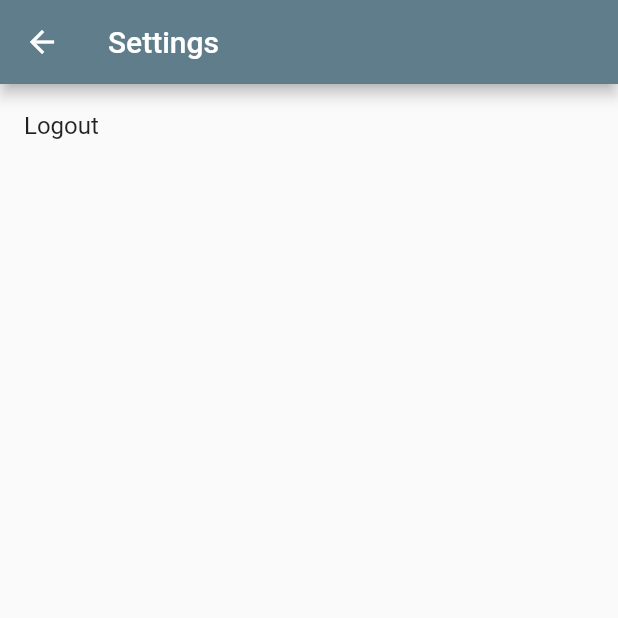
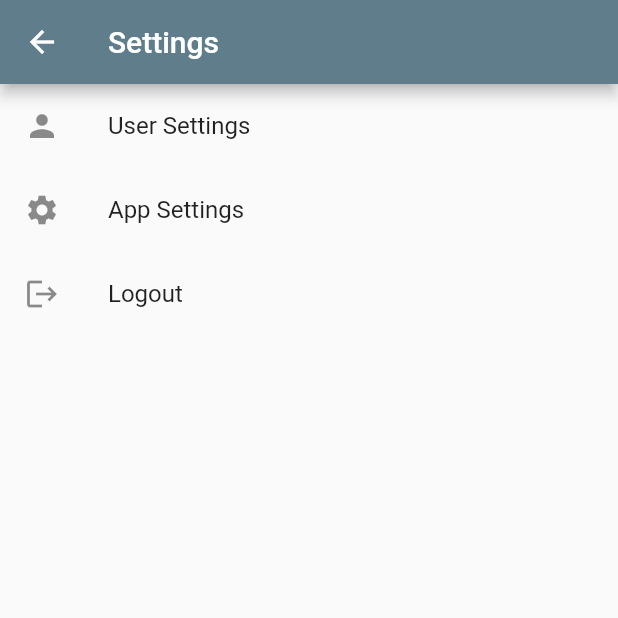
Before and after one commit to jgzhernandez/Cuetor, a Flutter app: the SettingsPage screen opened directly, on a phone screen of 412 x 824 dp, the top half of it. Run offline on Flutter 3.47's test engine with Material 2 defaults, Android fonts, the phone set to English and light mode, and no system bars; our stand-ins replace camera, firebase_auth, firebase_core, get; accounts and stored records are empty.

Commit message:
Fixed logout button bug

```diff
--- a/lib/usersettings.dart
+++ b/lib/usersettings.dart
@@ -3,8 +3,15 @@ import 'package:flutter/material.dart';
 
 import 'login/signInScreen.dart';
 
-class SettingsPage extends StatelessWidget {
+class SettingsPage extends StatefulWidget{
   const SettingsPage({super.key});
+
+  @override
+  State<SettingsPage> createState() => _SettingsPageState();
+}
+
+class _SettingsPageState extends State<SettingsPage> {
+  final user = FirebaseAuth.instance.currentUser;
 
   @override
   Widget build(BuildContext context) {
@@ -14,37 +21,39 @@ class SettingsPage extends StatelessWidget {
       ),
       body: ListView(
         children: [
-          // ListTile(
-          //   title: const Text('User Settings'),
-          //   onTap: () {
-          //     Navigator.push(
-          //       context,
-          //       MaterialPageRoute(
-          //         builder: (context) => const UserSettingsPage(),
-          //       ),
-          //     );
-          //   },
-          // ),
-          // ListTile(
-          //   title: const Text('App Settings'),
-          //   onTap: () {
-          //     Navigator.push(
-          //       context,
-          //       MaterialPageRoute(
-          //         builder: (context) => const AppSettingsPage(),
-          //       ),
-          //     );
-          //   },
-          // ),
+          ListTile(
+            title: const Text('User Settings'),
+            leading: const Icon(Icons.person),
+            onTap: () {
+              // Navigator.push(
+              //   context,
+              //   MaterialPageRoute(
+              //     builder: (context) => const UserSettingsPage(),
+              //   ),
+              // );
+            },
+          ),
+          ListTile(
+            title: const Text('App Settings'),
+            leading: const Icon(Icons.settings),
+            onTap: () {
+              // Navigator.push(
+              //   context,
+              //   MaterialPageRoute(
+              //     builder: (context) => const AppSettingsPage(),
+              //   ),
+              // );
+            },
+          ),
           ListTile(
             title: const Text('Logout'),
+            leading: const Icon(Icons.logout),
             onTap: () {
               FirebaseAuth.instance.signOut();
-              Navigator.push(
+              Navigator.pushAndRemoveUntil(
                 context,
-                MaterialPageRoute(
-                  builder: (context) => const SignInScreen(),
-                ),
+                MaterialPageRoute(builder: (context) => const SignInScreen()),
+                (route) => false,
               );
             },
           ),
```
